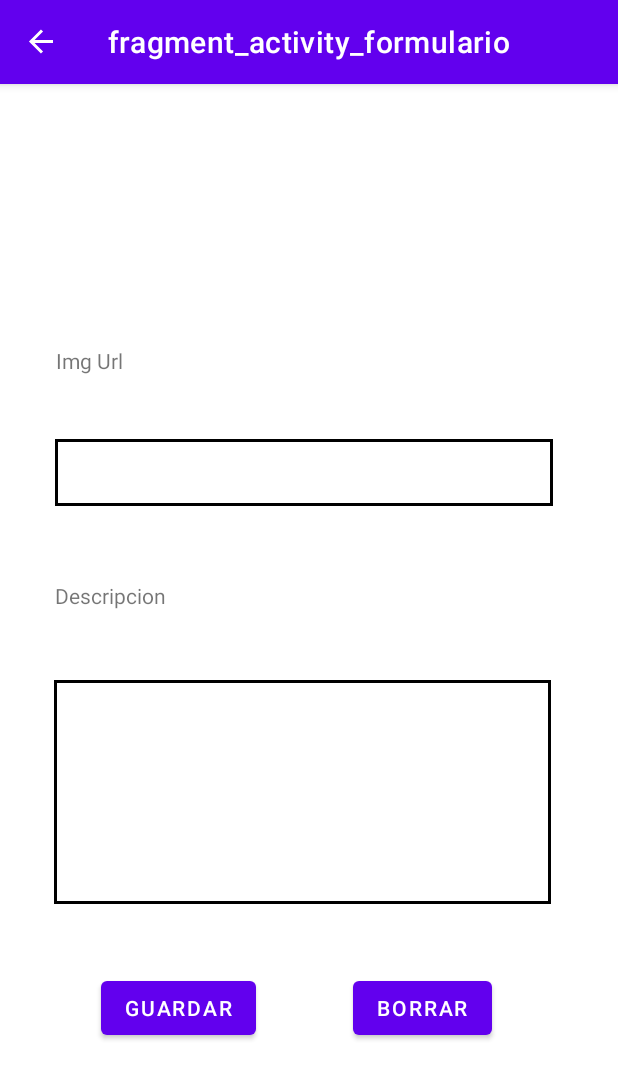
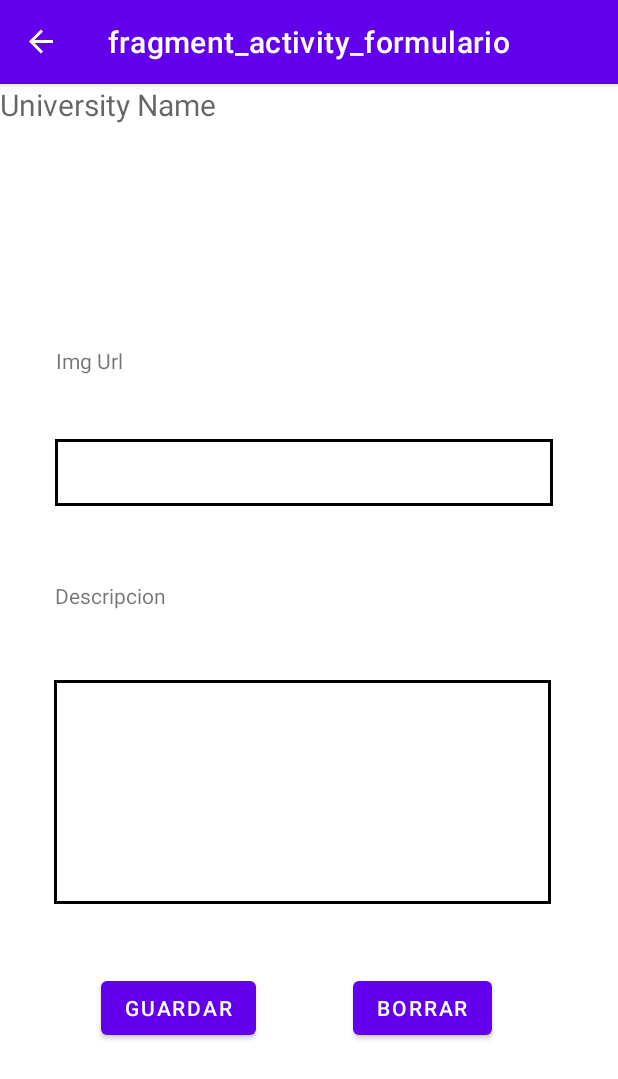
Before and after one commit to Lucas-Calvo/Universities, an Android app: the ItemDetailFragment screen opened through its navigation route, after a tap on an icon or button, on a phone screen of 412 x 824 dp. Shown: the top 1079 px of the screen. Run offline under Robolectric (Android 15) with nearby library versions, the phone set to English and light mode, and no system bars; our stand-ins replace navigation-ui; 3 statements that could not run were skipped.

Commit message:
Tercera actualizacion

```diff
--- a/app/src/main/java/com/lcs/universities/ItemDetailFragment.java
+++ b/app/src/main/java/com/lcs/universities/ItemDetailFragment.java
@@ -54,6 +54,8 @@ public class ItemDetailFragment extends Fragment {
 
 
         TextView txtdescripcion= getActivity().findViewById(R.id.universitydescription);
+        TextView txtnombre=getActivity().findViewById(R.id.university_name);
+
         updateContent();
 
         String name = getArguments().getString(NAME);
@@ -69,7 +71,7 @@ public class ItemDetailFragment extends Fragment {
         }else{
             detail.setName(name);
             detail.setUrl(getArguments().getString(URL));
-            txtdescripcion.setText(unidb.getUniversity(name).getDescription().toString());
+            txtdescripcion.setText(unidb.getUniversity(name).getDescription());
         }
 
     }
--- a/app/src/main/java/com/lcs/universities/activity_formulario.java
+++ b/app/src/main/java/com/lcs/universities/activity_formulario.java
@@ -13,6 +13,7 @@ import android.view.ViewGroup;
 import android.widget.Button;
 import android.widget.TextView;
 
+import com.lcs.universities.databinding.FragmentActivityFormularioBinding;
 import com.lcs.universities.databinding.FragmentItemDetailBinding;
 
 /**
@@ -27,7 +28,8 @@ public class activity_formulario extends Fragment {
     public static final String NAME="name";
     public static final String URL="url";
 
-    private FragmentItemDetailBinding binder;
+    private FragmentItemDetailBinding binding;
+    private FragmentActivityFormularioBinding binder;
 
     private UniversityDetail detail;
     // TODO: Rename and change types of parameters
@@ -58,7 +60,7 @@ public class activity_formulario extends Fragment {
     @Override
     public void onCreate(Bundle savedInstanceState) {
         super.onCreate(savedInstanceState);
-
+        updateContent();
 
         String name = getArguments().getString(NAME);
         String url = getArguments().getString(URL);
@@ -73,7 +75,10 @@ public class activity_formulario extends Fragment {
     @Override
     public View onCreateView(LayoutInflater inflater, ViewGroup container,
                              Bundle savedInstanceState) {
-        return inflater.inflate(R.layout.fragment_activity_formulario, container, false);
+        updateContent();
+        binder = FragmentActivityFormularioBinding.inflate(inflater, container, false);
+        View rootView = binder.getRoot();
+        return rootView;
     }
 
     @Override
@@ -117,4 +122,9 @@ public class activity_formulario extends Fragment {
             }
         });
     }
+    private void updateContent() {
+        if (detail != null) {
+            binding.universityName.setText(detail.getName());
+        }
+    }
 }
--- a/app/src/main/res/layout/fragment_activity_formulario.xml
+++ b/app/src/main/res/layout/fragment_activity_formulario.xml
@@ -5,6 +5,15 @@
     android:id="@+id/frameLayout"
     android:layout_width="match_parent"
     android:layout_height="match_parent">
+
+    <TextView
+        android:id="@+id/university_name"
+        android:layout_width="match_parent"
+        android:layout_height="wrap_content"
+        android:hint="University Name"
+        android:textSize="20sp"
+        app:layout_constraintTop_toTopOf="parent"
+        tools:layout_editor_absoluteX="0dp" />
 
     <EditText
         android:id="@+id/id_txtUrl"
```
